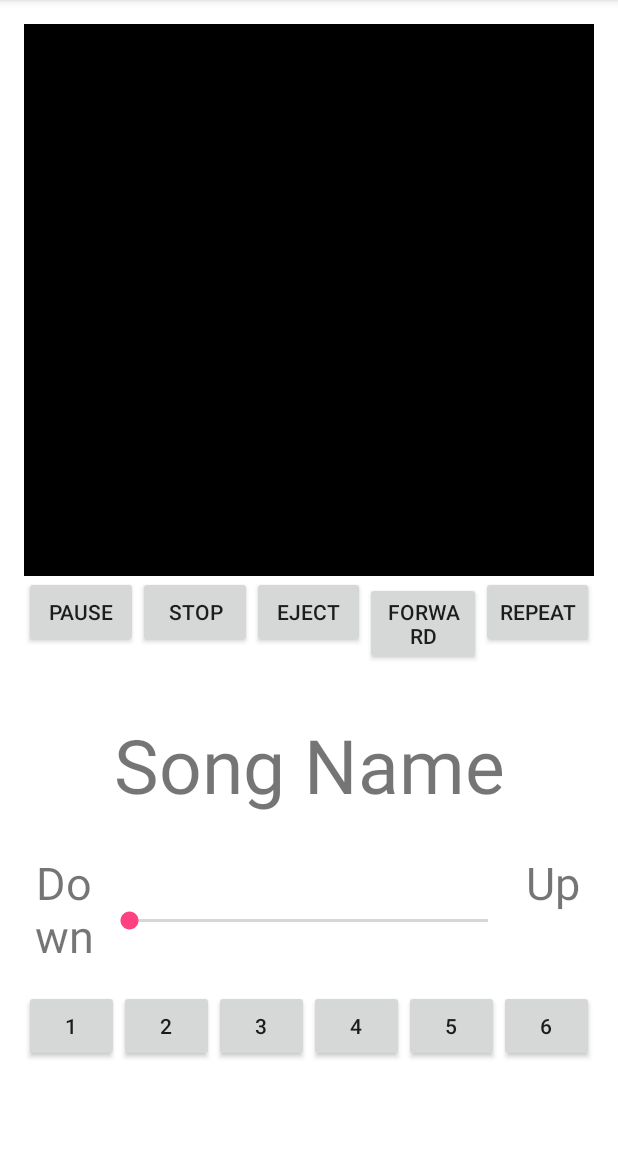
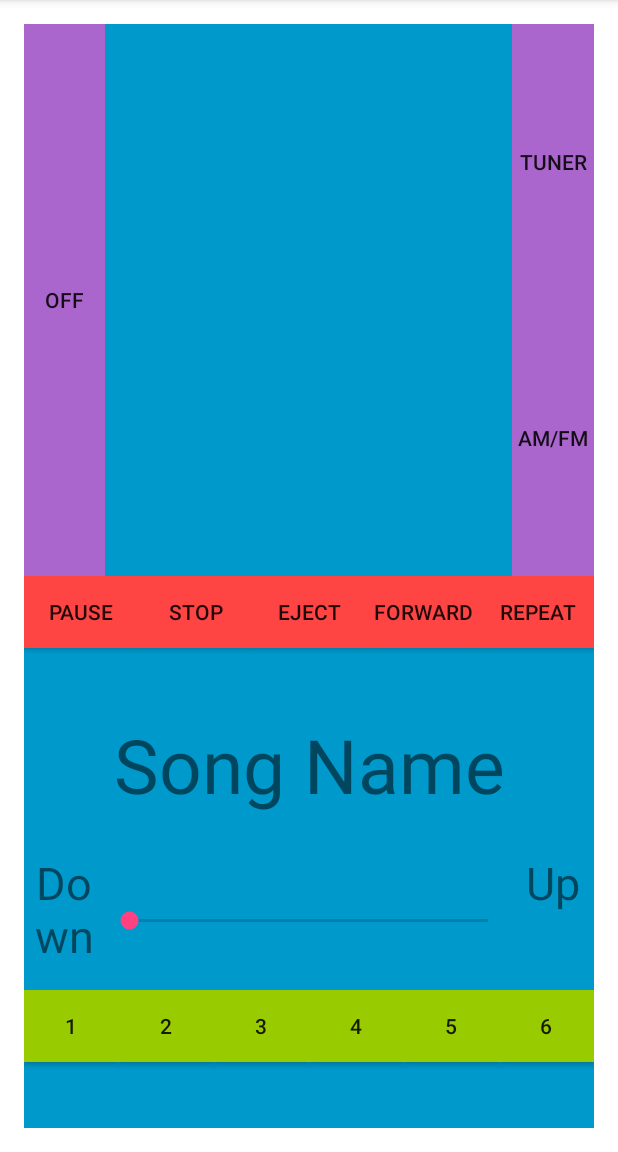
Before and after one commit to maggieryan3/CarStereo, an Android app: the screen it shows after launch (MainActivity), on a phone screen of 412 x 824 dp, the part 84-1236 px from its top. Run offline under Robolectric (Android 15) with nearby library versions, the phone set to English and light mode, and no system bars.

```diff
--- a/app/src/main/res/layout/activity_main.xml
+++ b/app/src/main/res/layout/activity_main.xml
@@ -12,19 +12,70 @@
     android:orientation="vertical">
 
     <LinearLayout
-        android:orientation="vertical"
+        android:orientation="horizontal"
         android:layout_width="match_parent"
         android:layout_height="0dp"
         android:layout_gravity="center_vertical"
-        android:background="@color/abc_search_url_text_pressed"
-        android:layout_weight="1"></LinearLayout>
+        android:background="@android:color/holo_blue_dark"
+        android:layout_weight="1">
+
+        <LinearLayout
+            android:orientation="horizontal"
+            android:layout_width="0dp"
+            android:layout_height="match_parent"
+            android:layout_weight="1">
+
+            <ToggleButton
+                android:layout_width="match_parent"
+                android:layout_height="match_parent"
+                android:text="POWER"
+                android:id="@+id/toggleButton"
+                android:background="@android:color/holo_purple" />
+        </LinearLayout>
+
+        <LinearLayout
+            android:orientation="horizontal"
+            android:layout_width="0dp"
+            android:layout_height="match_parent"
+            android:layout_weight="5">
+
+            <ImageView
+                android:layout_width="wrap_content"
+                android:layout_height="wrap_content"
+                android:id="@+id/imageView" />
+        </LinearLayout>
+
+        <LinearLayout
+            android:orientation="vertical"
+            android:layout_width="0dp"
+            android:layout_height="match_parent"
+            android:layout_weight="1">
+
+            <Button
+                android:layout_width="match_parent"
+                android:layout_height="wrap_content"
+                android:text="Tuner"
+                android:id="@+id/button7"
+                android:layout_weight="1"
+                android:background="@android:color/holo_purple" />
+
+            <Button
+                android:layout_width="match_parent"
+                android:layout_height="wrap_content"
+                android:text="AM/FM"
+                android:id="@+id/button"
+                android:layout_weight="1"
+                android:background="@android:color/holo_purple" />
+
+        </LinearLayout>
+    </LinearLayout>
 
     <LinearLayout
         android:orientation="vertical"
         android:layout_width="match_parent"
         android:layout_height="0dp"
         android:layout_gravity="center_vertical"
-        android:background="@color/abc_background_cache_hint_selector_material_dark"
+        android:background="@android:color/holo_blue_dark"
         android:layout_weight="1">
 
         <LinearLayout
@@ -39,35 +90,40 @@
                 android:layout_height="wrap_content"
                 android:text="Pause"
                 android:id="@+id/pause"
-                android:layout_weight="1" />
+                android:layout_weight="1"
+                android:background="@android:color/holo_red_light" />
 
             <Button
                 android:layout_width="wrap_content"
                 android:layout_height="wrap_content"
                 android:text="Stop"
                 android:id="@+id/stop"
-                android:layout_weight="1" />
+                android:layout_weight="1"
+                android:background="@android:color/holo_red_light" />
 
             <Button
                 android:layout_width="wrap_content"
                 android:layout_height="wrap_content"
                 android:text="Eject"
                 android:id="@+id/eject"
-                android:layout_weight="1" />
+                android:layout_weight="1"
+                android:background="@android:color/holo_red_light" />
 
             <Button
                 android:layout_width="wrap_content"
                 android:layout_height="wrap_content"
                 android:text="Forward"
                 android:id="@+id/forward"
-                android:layout_weight="1" />
+                android:layout_weight="1"
+                android:background="@android:color/holo_red_light" />
 
             <Button
                 android:layout_width="wrap_content"
                 android:layout_height="wrap_content"
                 android:text="Repeat"
                 android:id="@+id/Repeat"
-                android:layout_weight="1" />
+                android:layout_weight="1"
+                android:background="@android:color/holo_red_light" />
         </LinearLayout>
 
         <LinearLayout
@@ -130,42 +186,48 @@
                 android:layout_height="wrap_content"
                 android:text="1"
                 android:id="@+id/button1"
-                android:layout_weight="1" />
+                android:layout_weight="1"
+                android:background="@android:color/holo_green_light" />
 
             <Button
                 android:layout_width="wrap_content"
                 android:layout_height="wrap_content"
                 android:text="2"
                 android:id="@+id/button2"
-                android:layout_weight="1" />
+                android:layout_weight="1"
+                android:background="@android:color/holo_green_light" />
 
             <Button
                 android:layout_width="wrap_content"
                 android:layout_height="wrap_content"
                 android:text="3"
                 android:id="@+id/button3"
-                android:layout_weight="1" />
+                android:layout_weight="1"
+                android:background="@android:color/holo_green_light" />
 
             <Button
                 android:layout_width="wrap_content"
                 android:layout_height="wrap_content"
                 android:text="4"
                 android:id="@+id/button4"
-                android:layout_weight="1" />
+                android:layout_weight="1"
+                android:background="@android:color/holo_green_light" />
 
             <Button
                 android:layout_width="wrap_content"
                 android:layout_height="wrap_content"
                 android:text="5"
                 android:id="@+id/button5"
-                android:layout_weight="1" />
+                android:layout_weight="1"
+                android:background="@android:color/holo_green_light" />
 
             <Button
                 android:layout_width="wrap_content"
                 android:layout_height="wrap_content"
                 android:text="6"
                 android:id="@+id/button6"
-                android:layout_weight="1" />
+                android:layout_weight="1"
+                android:background="@android:color/holo_green_light" />
         </LinearLayout>
     </LinearLayout>
 </LinearLayout>
```
